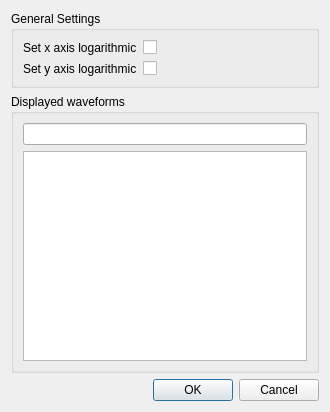
Caneda/Caneda, file src/dialogs/simulationdialog.ui: the form before one commit.
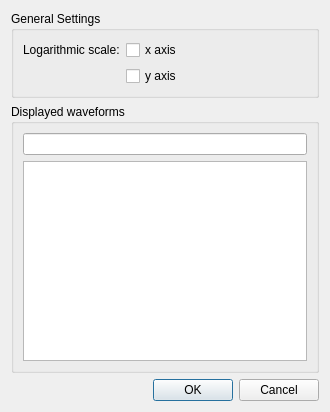
The form after the commit.

The edit to the form file:
```diff
--- a/src/dialogs/simulationdialog.ui
+++ b/src/dialogs/simulationdialog.ui
@@ -31,28 +31,21 @@
         <item row="0" column="0">
          <widget class="QLabel" name="labelXscale">
           <property name="text">
-           <string>Set x axis logarithmic</string>
-          </property>
-         </widget>
-        </item>
-        <item row="1" column="0">
-         <widget class="QLabel" name="labelYscale">
-          <property name="text">
-           <string>Set y axis logarithmic</string>
+           <string>Logarithmic scale:</string>
           </property>
          </widget>
         </item>
         <item row="0" column="1">
          <widget class="QCheckBox" name="checkBoxXscale">
           <property name="text">
-           <string/>
+           <string>x axis</string>
           </property>
          </widget>
         </item>
         <item row="1" column="1">
          <widget class="QCheckBox" name="checkBoxYscale">
           <property name="text">
-           <string/>
+           <string>y axis</string>
           </property>
          </widget>
         </item>
```
Left out of the diff: 2 changed lines with no effect on the pictures.
